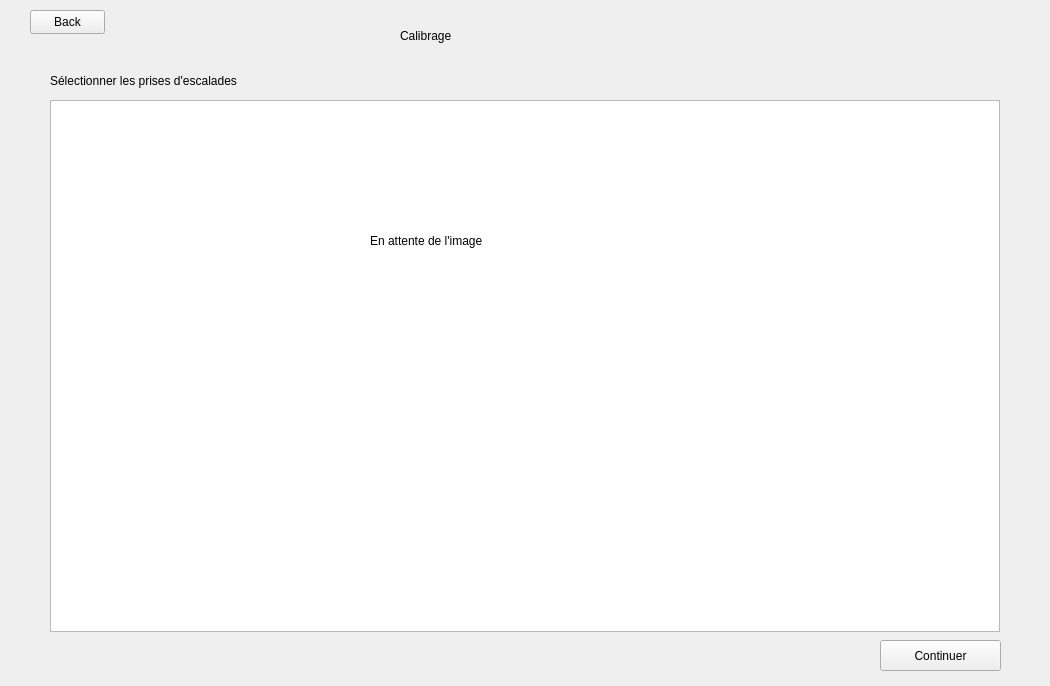
simplyyCarlos/ClimbingProject, file testIHMClimingProject/testIHMClimingProject/calibrage.ui: the form before one commit.
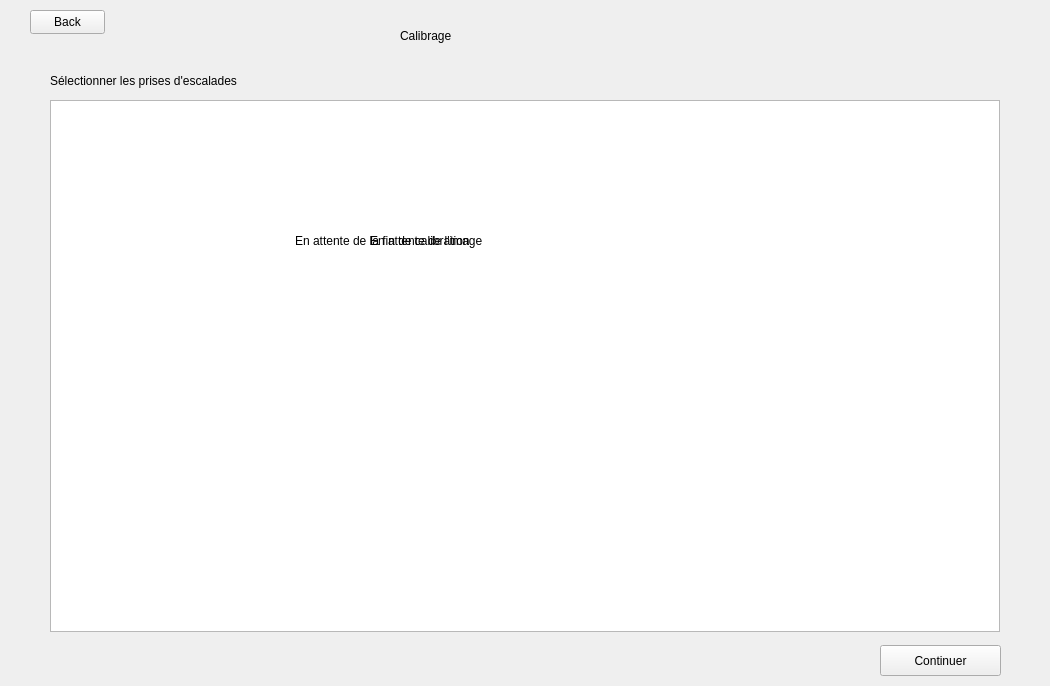
The form after the commit.

Diff of the .ui file:
```diff
--- a/testIHMClimingProject/testIHMClimingProject/calibrage.ui
+++ b/testIHMClimingProject/testIHMClimingProject/calibrage.ui
@@ -71,7 +71,7 @@
    <property name="geometry">
     <rect>
      <x>880</x>
-     <y>640</y>
+     <y>645</y>
      <width>121</width>
      <height>31</height>
     </rect>
@@ -106,6 +106,19 @@
     <string>En attente de l'image</string>
    </property>
   </widget>
+  <widget class="QLabel" name="label_attente_2">
+   <property name="geometry">
+    <rect>
+     <x>295</x>
+     <y>210</y>
+     <width>461</width>
+     <height>61</height>
+    </rect>
+   </property>
+   <property name="text">
+    <string>En attente de la fin de calibration</string>
+   </property>
+  </widget>
  </widget>
  <resources/>
  <connections/>
```
